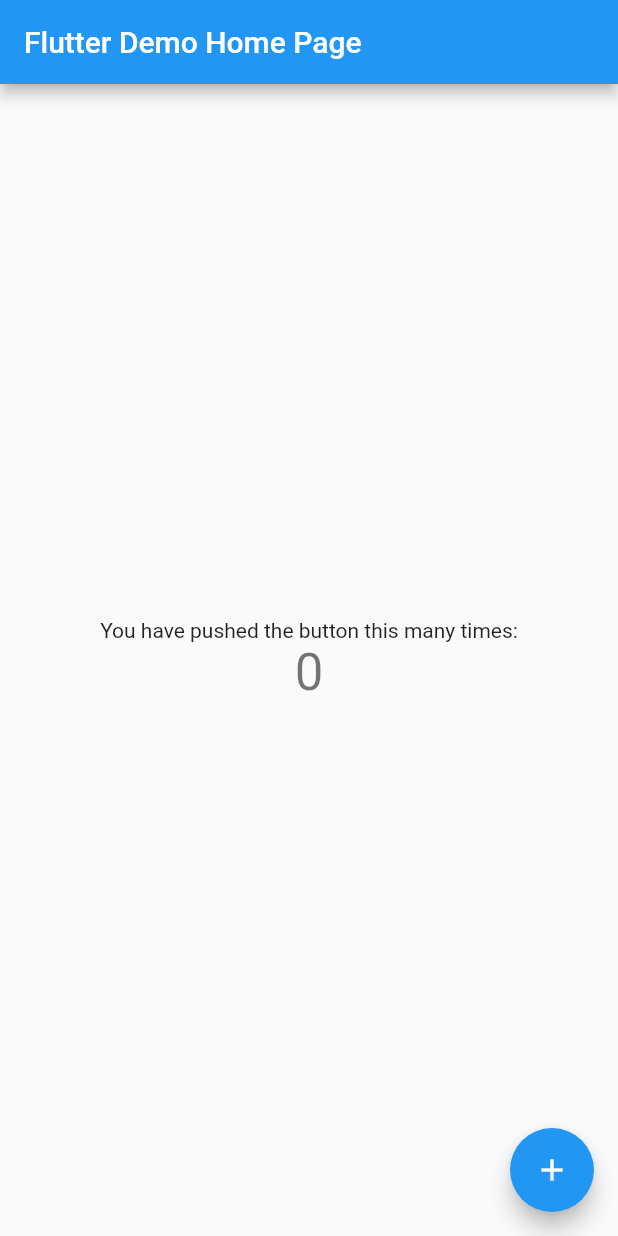
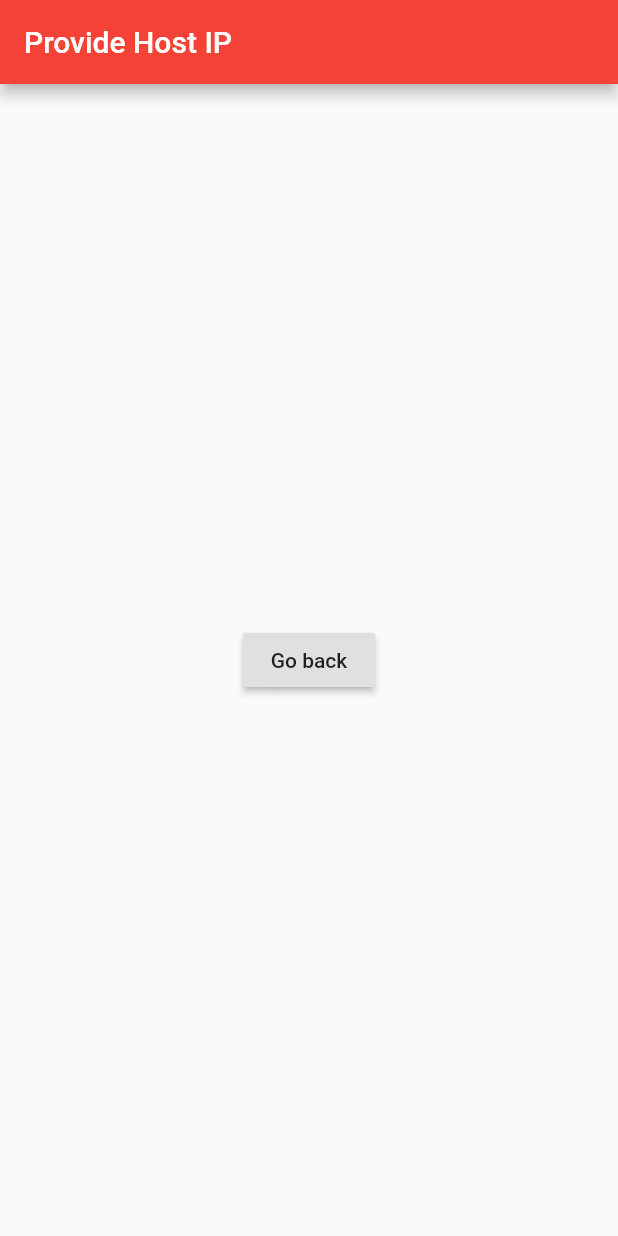
Before and after one commit to surinder2000/Docker-App, a Flutter app: the screen it shows after launch, on a phone screen of 412 x 824 dp. Run offline on Flutter 3.47's test engine with Material 2 defaults, Android fonts, the phone set to English and light mode, and no system bars.

Commit message:
Created Homepage

```diff
--- /dev/null
+++ b/Docker/lib/UI/host.dart
@@ -0,0 +1,37 @@
+import 'package:flutter/material.dart';
+
+class HostPage extends StatefulWidget {
+  @override
+  _HostPageState createState() => _HostPageState();
+}
+
+class _HostPageState extends State<HostPage> {
+  @override
+  Widget build(BuildContext context) {
+    HostHomePage() {
+      const Color AppBarColor = Colors.red;
+
+      return MaterialApp(
+        home: Scaffold(
+          appBar: AppBar(
+            title: Text("Provide Host IP"),
+            backgroundColor: AppBarColor,
+          ),
+          body: Center(
+            child: RaisedButton(
+              child: Text(
+                "Go back",
+                textAlign: TextAlign.end,
+              ),
+              onPressed: () {
+                Navigator.pop(context);
+              },
+            ),
+          ),
+        ),
+      );
+    }
+
+    return HostHomePage();
+  }
+}
--- a/Docker/lib/main.dart
+++ b/Docker/lib/main.dart
@@ -1,117 +1,19 @@
 import 'package:flutter/material.dart';
+import 'UI/home.dart';
+import 'UI/host.dart';
 
 void main() {
   runApp(MyApp());
 }
 
-class MyApp extends StatelessWidget {
-  // This widget is the root of your application.
+class MyApp extends StatefulWidget {
+  @override
+  _MyAppState createState() => _MyAppState();
+}
+
+class _MyAppState extends State<MyApp> {
   @override
   Widget build(BuildContext context) {
-    return MaterialApp(
-      title: 'Flutter Demo',
-      theme: ThemeData(
-        // This is the theme of your application.
-        //
-        // Try running your application with "flutter run". You'll see the
-        // application has a blue toolbar. Then, without quitting the app, try
-        // changing the primarySwatch below to Colors.green and then invoke
-        // "hot reload" (press "r" in the console where you ran "flutter run",
-        // or simply save your changes to "hot reload" in a Flutter IDE).
-        // Notice that the counter didn't reset back to zero; the application
-        // is not restarted.
-        primarySwatch: Colors.blue,
-        // This makes the visual density adapt to the platform that you run
-        // the app on. For desktop platforms, the controls will be smaller and
-        // closer together (more dense) than on mobile platforms.
-        visualDensity: VisualDensity.adaptivePlatformDensity,
-      ),
-      home: MyHomePage(title: 'Flutter Demo Home Page'),
-    );
+    return HostPage();
   }
 }
-
-class MyHomePage extends StatefulWidget {
-  MyHomePage({Key key, this.title}) : super(key: key);
-
-  // This widget is the home page of your application. It is stateful, meaning
-  // that it has a State object (defined below) that contains fields that affect
-  // how it looks.
-
-  // This class is the configuration for the state. It holds the values (in this
-  // case the title) provided by the parent (in this case the App widget) and
-  // used by the build method of the State. Fields in a Widget subclass are
-  // always marked "final".
-
-  final String title;
-
-  @override
-  _MyHomePageState createState() => _MyHomePageState();
-}
-
-class _MyHomePageState extends State<MyHomePage> {
-  int _counter = 0;
-
-  void _incrementCounter() {
-    setState(() {
-      // This call to setState tells the Flutter framework that something has
-      // changed in this State, which causes it to rerun the build method below
-      // so that the display can reflect the updated values. If we changed
-      // _counter without calling setState(), then the build method would not be
-      // called again, and so nothing would appear to happen.
-      _counter++;
-    });
-  }
-
-  @override
-  Widget build(BuildContext context) {
-    // This method is rerun every time setState is called, for instance as done
-    // by the _incrementCounter method above.
-    //
-    // The Flutter framework has been optimized to make rerunning build methods
-    // fast, so that you can just rebuild anything that needs updating rather
-    // than having to individually change instances of widgets.
-    return Scaffold(
-      appBar: AppBar(
-        // Here we take the value from the MyHomePage object that was created by
-        // the App.build method, and use it to set our appbar title.
-        title: Text(widget.title),
-      ),
-      body: Center(
-        // Center is a layout widget. It takes a single child and positions it
-        // in the middle of the parent.
-        child: Column(
-          // Column is also a layout widget. It takes a list of children and
-          // arranges them vertically. By default, it sizes itself to fit its
-          // children horizontally, and tries to be as tall as its parent.
-          //
-          // Invoke "debug painting" (press "p" in the console, choose the
-          // "Toggle Debug Paint" action from the Flutter Inspector in Android
-          // Studio, or the "Toggle Debug Paint" command in Visual Studio Code)
-          // to see the wireframe for each widget.
-          //
-          // Column has various properties to control how it sizes itself and
-          // how it positions its children. Here we use mainAxisAlignment to
-          // center the children vertically; the main axis here is the vertical
-          // axis because Columns are vertical (the cross axis would be
-          // horizontal).
-          mainAxisAlignment: MainAxisAlignment.center,
-          children: <Widget>[
-            Text(
-              'You have pushed the button this many times:',
-            ),
-            Text(
-              '$_counter',
-              style: Theme.of(context).textTheme.headline4,
-            ),
-          ],
-        ),
-      ),
-      floatingActionButton: FloatingActionButton(
-        onPressed: _incrementCounter,
-        tooltip: 'Increment',
-        child: Icon(Icons.add),
-      ), // This trailing comma makes auto-formatting nicer for build methods.
-    );
-  }
-}
```
Also changed, not shown: Docker/lib/UI/home.dart (added, +347 -0 lines).
